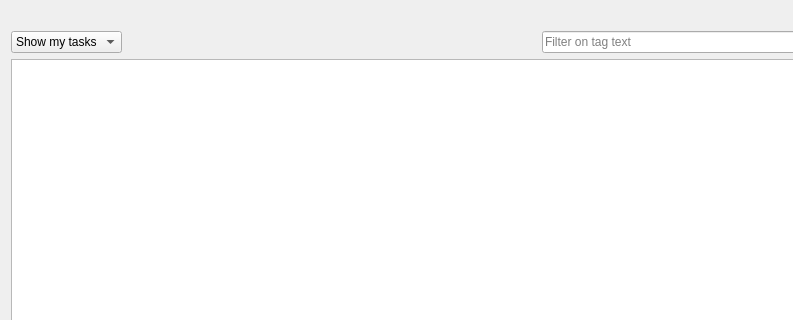
Old version of the form plom/client/ui_files/marker.ui in the repository plomgrading/plom; both pictures show x 0 to 793 and y 0 to 320 of the 1024 by 768 pixel window.
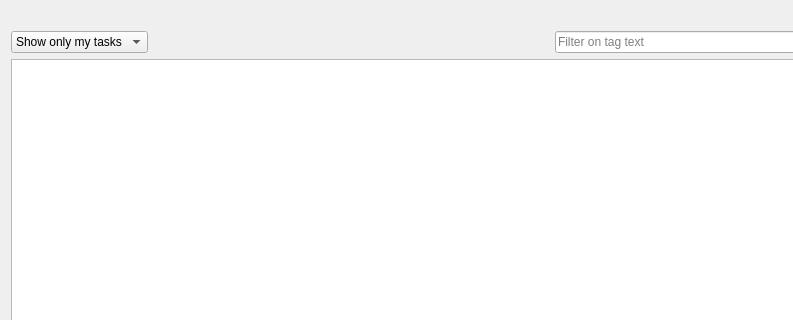
New version of the form. Custom widgets are drawn as their Qt base class.

Commit message: Put reassign options back in but disabled

Patch:
```diff
--- a/plom/client/ui_files/marker.ui
+++ b/plom/client/ui_files/marker.ui
@@ -99,7 +99,7 @@
               <widget class="QComboBox" name="tasksComboBox">
                <item>
                 <property name="text">
-                 <string>Show my tasks</string>
+                 <string>Show only my tasks</string>
                 </property>
                </item>
                <item>
```
The commit also changes 2 other files.
